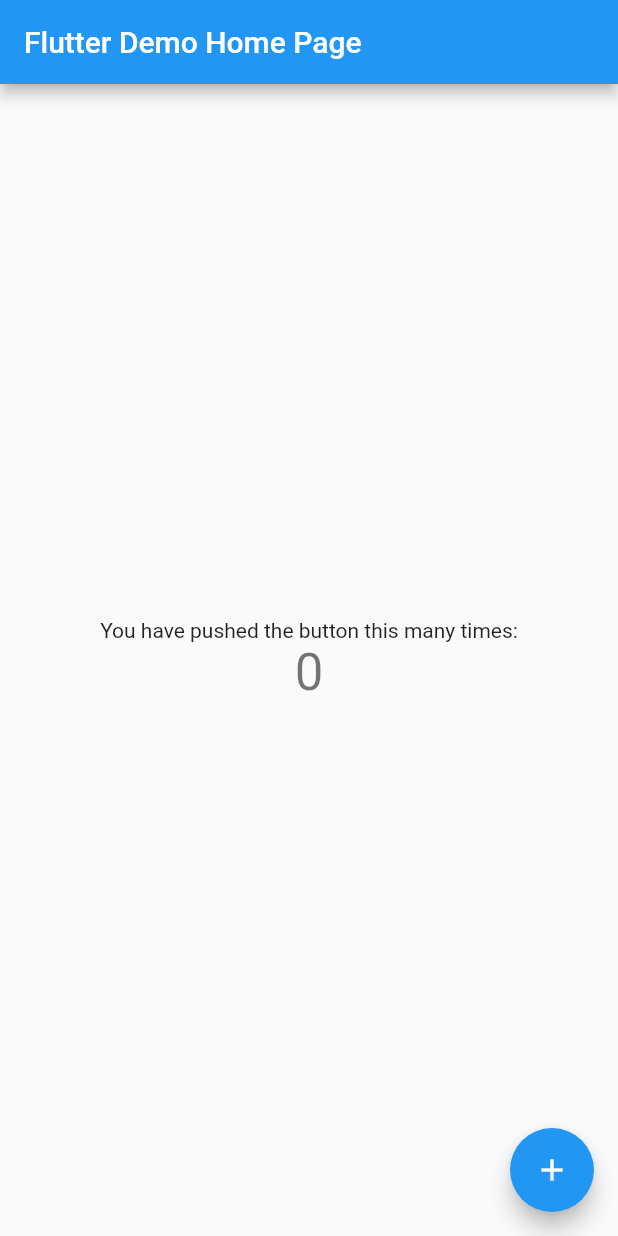
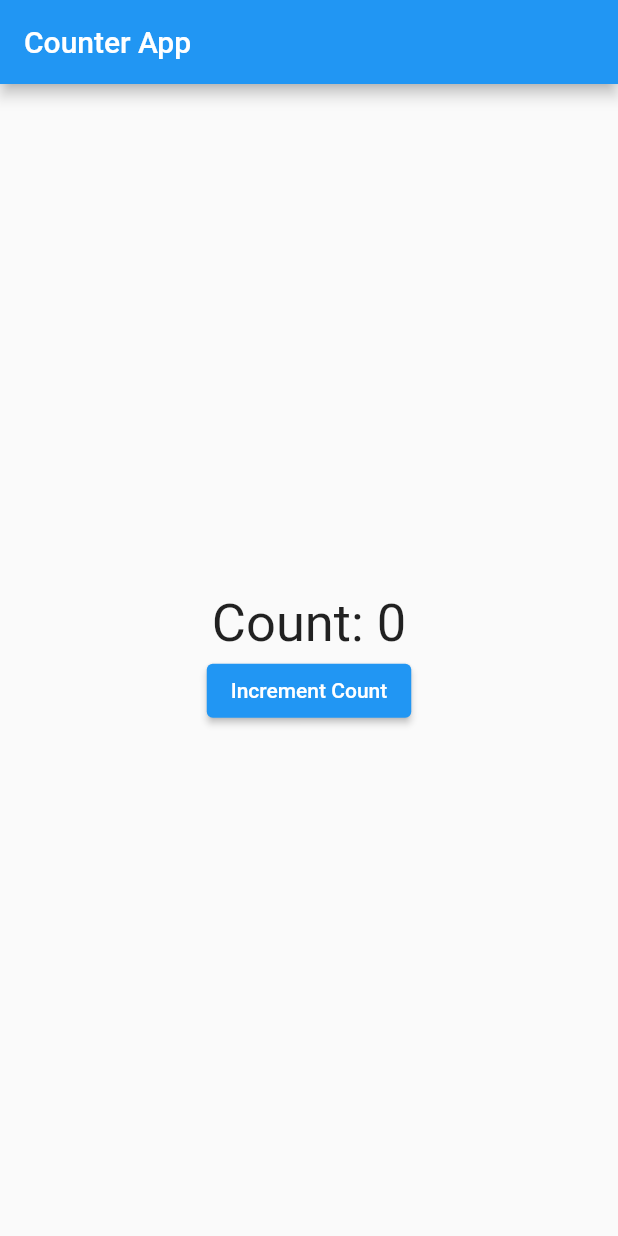
Before and after one commit to abdulbasit1993/flutter_basics, a Flutter app: the screen it shows after launch, on a phone screen of 412 x 824 dp. Run offline on Flutter 3.47's test engine with Material 2 defaults, Android fonts, the phone set to English and light mode, and no system bars.

Commit message:
Added example code of a Simple Counter App implementing StatefulWidget

```diff
--- a/lib/main.dart
+++ b/lib/main.dart
@@ -4,112 +4,49 @@ void main() {
   runApp(const MyApp());
 }
 
-class MyApp extends StatelessWidget {
+class MyApp extends StatelessWidget  {
   const MyApp({super.key});
 
-  // This widget is the root of your application.
   @override
   Widget build(BuildContext context) {
     return MaterialApp(
-      title: 'Flutter Demo',
-      theme: ThemeData(
-        // This is the theme of your application.
-        //
-        // Try running your application with "flutter run". You'll see the
-        // application has a blue toolbar. Then, without quitting the app, try
-        // changing the primarySwatch below to Colors.green and then invoke
-        // "hot reload" (press "r" in the console where you ran "flutter run",
-        // or simply save your changes to "hot reload" in a Flutter IDE).
-        // Notice that the counter didn't reset back to zero; the application
-        // is not restarted.
-        primarySwatch: Colors.blue,
-      ),
-      home: const MyHomePage(title: 'Flutter Demo Home Page'),
+      debugShowCheckedModeBanner: false,
+      title: 'Counter App',
+      home: HomeScreen(),
     );
   }
 }
 
-class MyHomePage extends StatefulWidget {
-  const MyHomePage({super.key, required this.title});
-
-  // This widget is the home page of your application. It is stateful, meaning
-  // that it has a State object (defined below) that contains fields that affect
-  // how it looks.
-
-  // This class is the configuration for the state. It holds the values (in this
-  // case the title) provided by the parent (in this case the App widget) and
-  // used by the build method of the State. Fields in a Widget subclass are
-  // always marked "final".
-
-  final String title;
-
+class HomeScreen extends StatefulWidget {
   @override
-  State<MyHomePage> createState() => _MyHomePageState();
+  State<StatefulWidget> createState() => MyHomeState();
 }
 
-class _MyHomePageState extends State<MyHomePage> {
-  int _counter = 0;
+class MyHomeState extends State<HomeScreen> {
 
-  void _incrementCounter() {
-    setState(() {
-      // This call to setState tells the Flutter framework that something has
-      // changed in this State, which causes it to rerun the build method below
-      // so that the display can reflect the updated values. If we changed
-      // _counter without calling setState(), then the build method would not be
-      // called again, and so nothing would appear to happen.
-      _counter++;
-    });
-  }
+  var count = 0;
 
   @override
   Widget build(BuildContext context) {
-    // This method is rerun every time setState is called, for instance as done
-    // by the _incrementCounter method above.
-    //
-    // The Flutter framework has been optimized to make rerunning build methods
-    // fast, so that you can just rebuild anything that needs updating rather
-    // than having to individually change instances of widgets.
     return Scaffold(
         appBar: AppBar(
-        // Here we take the value from the MyHomePage object that was created by
-        // the App.build method, and use it to set our appbar title.
-        title: Text(widget.title),
+          title: Text('Counter App'),
         ),
         body: Center(
-        // Center is a layout widget. It takes a single child and positions it
-        // in the middle of the parent.
           child: Column(
-          // Column is also a layout widget. It takes a list of children and
-          // arranges them vertically. By default, it sizes itself to fit its
-          // children horizontally, and tries to be as tall as its parent.
-          //
-          // Invoke "debug painting" (press "p" in the console, choose the
-          // "Toggle Debug Paint" action from the Flutter Inspector in Android
-          // Studio, or the "Toggle Debug Paint" command in Visual Studio Code)
-          // to see the wireframe for each widget.
-          //
-          // Column has various properties to control how it sizes itself and
-          // how it positions its children. Here we use mainAxisAlignment to
-          // center the children vertically; the main axis here is the vertical
-          // axis because Columns are vertical (the cross axis would be
-          // horizontal).
             mainAxisAlignment: MainAxisAlignment.center,
-          children: <Widget>[
-            const Text(
-              'You have pushed the button this many times:',
-            ),
-            Text(
-              '$_counter',
-              style: Theme.of(context).textTheme.headline4,
-            ),
+            children: [
+              Text('Count: $count', style: TextStyle(fontSize: 35)),
+              ElevatedButton(onPressed: () {
+                setState(() {
+                  count++;
+                  print(count);
+                });
+              }, child: Text('Increment Count'))
             ],
           ),
-      ),
-      floatingActionButton: FloatingActionButton(
-        onPressed: _incrementCounter,
-        tooltip: 'Increment',
-        child: const Icon(Icons.add),
-      ), // This trailing comma makes auto-formatting nicer for build methods.
+        )
     );
   }
+
 }
```
Lines whose indentation alone changed are shown as unchanged.
